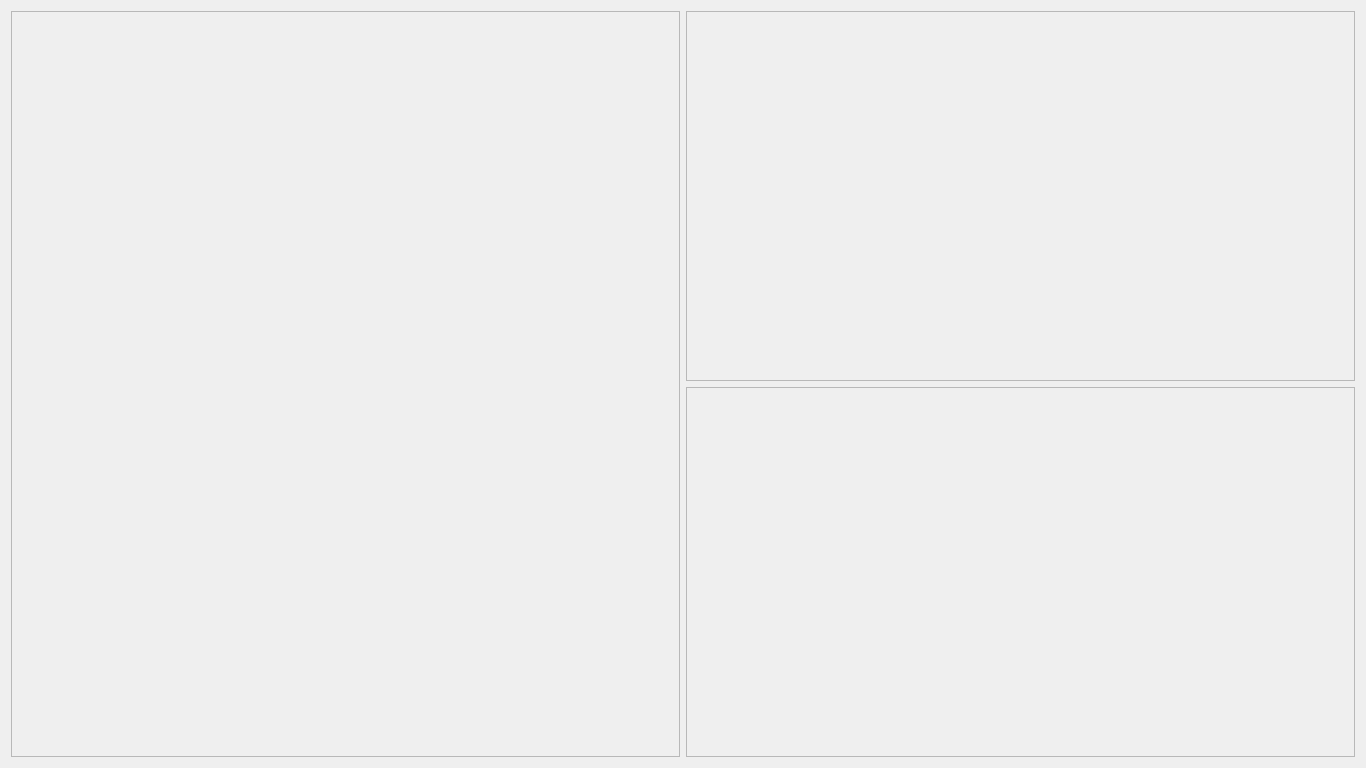
Before: the Qt Designer form frontend.ui in Valkaryne/QwtModel, drawn with Qt 5.
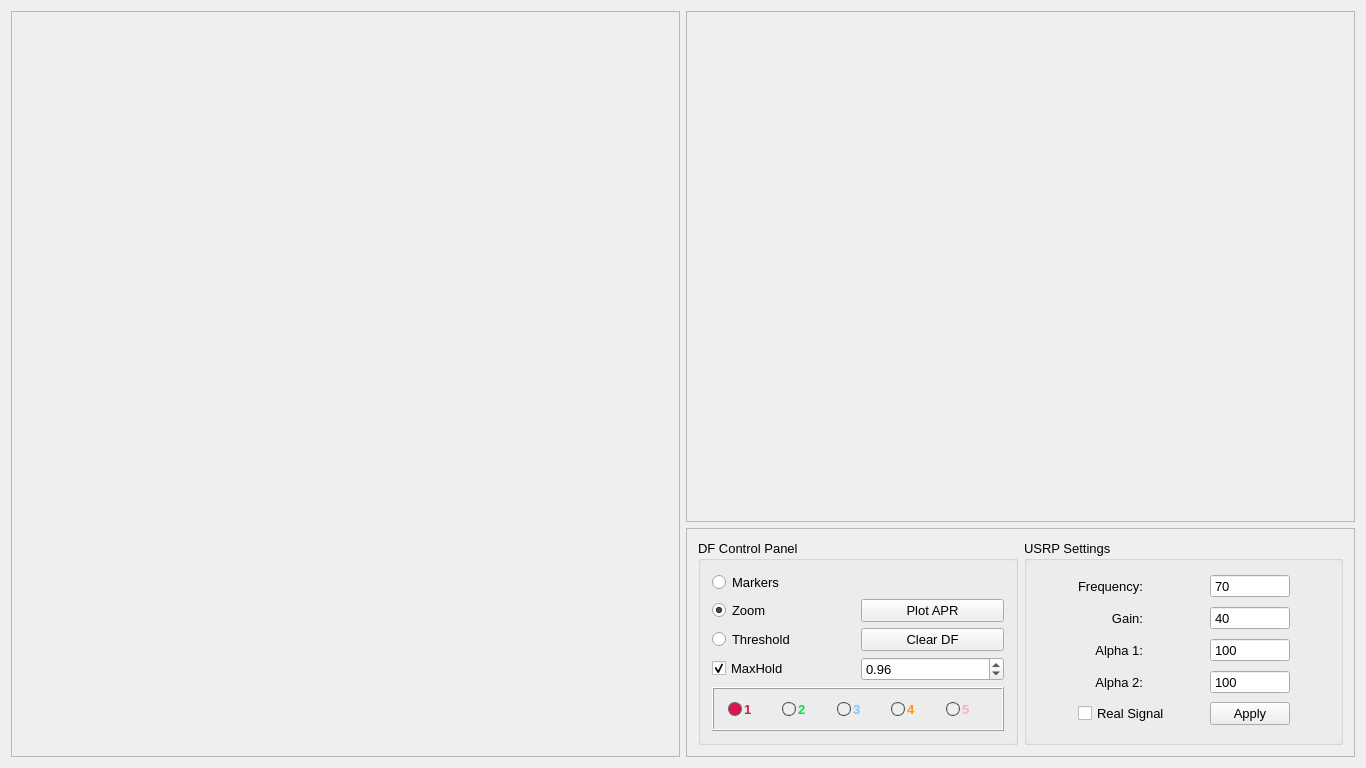
After: the same form once the commit is applied.

Commit message: Update Front-End base

Diff of the .ui file:
```diff
--- a/frontend.ui
+++ b/frontend.ui
@@ -16,10 +16,26 @@
     <verstretch>0</verstretch>
    </sizepolicy>
   </property>
+  <property name="font">
+   <font>
+    <pointsize>10</pointsize>
+   </font>
+  </property>
   <property name="windowTitle">
    <string>FrontEnd</string>
   </property>
   <widget class="QWidget" name="centralWidget">
+   <property name="sizePolicy">
+    <sizepolicy hsizetype="Preferred" vsizetype="Preferred">
+     <horstretch>0</horstretch>
+     <verstretch>0</verstretch>
+    </sizepolicy>
+   </property>
+   <property name="font">
+    <font>
+     <pointsize>10</pointsize>
+    </font>
+   </property>
    <layout class="QHBoxLayout" name="horizontalLayout">
     <item>
      <widget class="QFrame" name="plotFrame">
@@ -34,7 +50,21 @@
       </property>
       <layout class="QVBoxLayout" name="verticalLayout_2">
        <item>
-        <layout class="QVBoxLayout" name="spectrumLayout"/>
+        <layout class="QVBoxLayout" name="spectrumLayout">
+         <item>
+          <spacer name="horizontalSpacer">
+           <property name="orientation">
+            <enum>Qt::Horizontal</enum>
+           </property>
+           <property name="sizeHint" stdset="0">
+            <size>
+             <width>40</width>
+             <height>20</height>
+            </size>
+           </property>
+          </spacer>
+         </item>
+        </layout>
        </item>
       </layout>
      </widget>
@@ -54,7 +84,34 @@
         </property>
         <layout class="QVBoxLayout" name="verticalLayout_3">
          <item>
-          <layout class="QVBoxLayout" name="polarLayout"/>
+          <layout class="QVBoxLayout" name="polarLayout">
+           <item>
+            <spacer name="horizontalSpacer_2">
+             <property name="orientation">
+              <enum>Qt::Horizontal</enum>
+             </property>
+             <property name="sizeHint" stdset="0">
+              <size>
+               <width>40</width>
+               <height>20</height>
+              </size>
+             </property>
+            </spacer>
+           </item>
+           <item>
+            <spacer name="verticalSpacer">
+             <property name="orientation">
+              <enum>Qt::Vertical</enum>
+             </property>
+             <property name="sizeHint" stdset="0">
+              <size>
+               <width>20</width>
+               <height>40</height>
+              </size>
+             </property>
+            </spacer>
+           </item>
+          </layout>
          </item>
         </layout>
        </widget>
@@ -70,6 +127,500 @@
         <property name="lineWidth">
          <number>2</number>
         </property>
+        <layout class="QGridLayout" name="gridLayout">
+         <item row="0" column="0">
+          <widget class="QGroupBox" name="dfControlBox">
+           <property name="autoFillBackground">
+            <bool>false</bool>
+           </property>
+           <property name="title">
+            <string>DF Control Panel</string>
+           </property>
+           <property name="flat">
+            <bool>false</bool>
+           </property>
+           <layout class="QGridLayout" name="gridLayout_3">
+            <item row="2" column="0">
+             <widget class="QRadioButton" name="rbThreshold">
+              <property name="text">
+               <string>Threshold</string>
+              </property>
+              <property name="checked">
+               <bool>false</bool>
+              </property>
+              <attribute name="buttonGroup">
+               <string notr="true">buttonGroupMode</string>
+              </attribute>
+             </widget>
+            </item>
+            <item row="0" column="0">
+             <widget class="QRadioButton" name="rbMarkers">
+              <property name="text">
+               <string>Markers</string>
+              </property>
+              <attribute name="buttonGroup">
+               <string notr="true">buttonGroupMode</string>
+              </attribute>
+             </widget>
+            </item>
+            <item row="1" column="0">
+             <widget class="QRadioButton" name="rbZoom">
+              <property name="text">
+               <string>Zoom</string>
+              </property>
+              <property name="checked">
+               <bool>true</bool>
+              </property>
+              <attribute name="buttonGroup">
+               <string notr="true">buttonGroupMode</string>
+              </attribute>
+             </widget>
+            </item>
+            <item row="3" column="0">
+             <widget class="QCheckBox" name="checkBox">
+              <property name="text">
+               <string>MaxHold</string>
+              </property>
+              <property name="checked">
+               <bool>true</bool>
+              </property>
+             </widget>
+            </item>
+            <item row="3" column="1">
+             <widget class="QDoubleSpinBox" name="exponentSpinBox">
+              <property name="minimum">
+               <double>0.900000000000000</double>
+              </property>
+              <property name="maximum">
+               <double>1.000000000000000</double>
+              </property>
+              <property name="singleStep">
+               <double>0.010000000000000</double>
+              </property>
+              <property name="value">
+               <double>0.960000000000000</double>
+              </property>
+             </widget>
+            </item>
+            <item row="4" column="0" colspan="2">
+             <widget class="QFrame" name="markerFrame">
+              <property name="frameShape">
+               <enum>QFrame::Box</enum>
+              </property>
+              <property name="frameShadow">
+               <enum>QFrame::Raised</enum>
+              </property>
+              <layout class="QHBoxLayout" name="horizontalLayout_2">
+               <item>
+                <widget class="QRadioButton" name="mark1">
+                 <property name="font">
+                  <font>
+                   <weight>75</weight>
+                   <bold>true</bold>
+                  </font>
+                 </property>
+                 <property name="styleSheet">
+                  <string notr="true">QRadioButton {
+        color: #dc144b;
+        padding: 1px 7px 1px 3px;
+        spacing: 2px;
+}
+
+QRadioButton::indicator::unchecked {
+        background-color: #EEEEEE;
+        border: 1px solid #424242;
+        border-radius: 7px;
+}
+
+QRadioButton::indicator::checked {
+        background-color: #dc144b;
+	   border: 1px solid #536D79;
+        border-radius: 7px;
+}</string>
+                 </property>
+                 <property name="text">
+                  <string>1</string>
+                 </property>
+                 <property name="checked">
+                  <bool>true</bool>
+                 </property>
+                 <attribute name="buttonGroup">
+                  <string notr="true">buttonGroupMarkers</string>
+                 </attribute>
+                </widget>
+               </item>
+               <item>
+                <widget class="QRadioButton" name="mark2">
+                 <property name="font">
+                  <font>
+                   <weight>75</weight>
+                   <bold>true</bold>
+                  </font>
+                 </property>
+                 <property name="styleSheet">
+                  <string notr="true">QRadioButton {
+        color: #0bda51;
+        padding: 1px 7px 1px 3px;
+        spacing: 2px;
+}
+
+QRadioButton::indicator::unchecked {
+        background-color: #EEEEEE;
+        border: 1px solid #424242;
+        border-radius: 7px;
+}
+
+QRadioButton::indicator::checked {
+        background-color: #0bda51;
+	    border: 1px solid #536D79;
+        border-radius: 7px;
+}</string>
+                 </property>
+                 <property name="text">
+                  <string>2</string>
+                 </property>
+                 <property name="checked">
+                  <bool>false</bool>
+                 </property>
+                 <attribute name="buttonGroup">
+                  <string notr="true">buttonGroupMarkers</string>
+                 </attribute>
+                </widget>
+               </item>
+               <item>
+                <widget class="QRadioButton" name="mark3">
+                 <property name="font">
+                  <font>
+                   <weight>75</weight>
+                   <bold>true</bold>
+                  </font>
+                 </property>
+                 <property name="styleSheet">
+                  <string notr="true">QRadioButton {
+        color: #7fc7ff;
+        padding: 1px 7px 1px 3px;
+        spacing: 2px;
+}
+
+QRadioButton::indicator::unchecked {
+        background-color: #EEEEEE;
+        border: 1px solid #424242;
+        border-radius: 7px;
+}
+
+QRadioButton::indicator::checked {
+        background-color: #7fc7ff;
+	    border: 1px solid #536D79;
+        border-radius: 7px;
+}</string>
+                 </property>
+                 <property name="text">
+                  <string>3</string>
+                 </property>
+                 <property name="checked">
+                  <bool>false</bool>
+                 </property>
+                 <attribute name="buttonGroup">
+                  <string notr="true">buttonGroupMarkers</string>
+                 </attribute>
+                </widget>
+               </item>
+               <item>
+                <widget class="QRadioButton" name="mark4">
+                 <property name="font">
+                  <font>
+                   <weight>75</weight>
+                   <bold>true</bold>
+                  </font>
+                 </property>
+                 <property name="styleSheet">
+                  <string notr="true">QRadioButton {
+        color: #ff9900;
+        padding: 1px 7px 1px 3px;
+        spacing: 2px;
+}
+
+QRadioButton::indicator::unchecked {
+        background-color: #EEEEEE;
+        border: 1px solid #424242;
+        border-radius: 7px;
+}
+
+QRadioButton::indicator::checked {
+        background-color: #ff9900;
+	    border: 1px solid #536D79;
+        border-radius: 7px;
+}</string>
+                 </property>
+                 <property name="text">
+                  <string>4</string>
+                 </property>
+                 <property name="checked">
+                  <bool>false</bool>
+                 </property>
+                 <attribute name="buttonGroup">
+                  <string notr="true">buttonGroupMarkers</string>
+                 </attribute>
+                </widget>
+               </item>
+               <item>
+                <widget class="QRadioButton" name="mark5">
+                 <property name="font">
+                  <font>
+                   <weight>75</weight>
+                   <bold>true</bold>
+                  </font>
+                 </property>
+                 <property name="styleSheet">
+                  <string notr="true">QRadioButton {
+        color: #ffaacc;
+        padding: 1px 7px 1px 3px;
+        spacing: 2px;
+}
+
+QRadioButton::indicator::unchecked {
+        background-color: #EEEEEE;
+        border: 1px solid #424242;
+        border-radius: 7px;
+}
+
+QRadioButton::indicator::checked {
+        background-color: #ffaacc;
+	    border: 1px solid #536D79;
+        border-radius: 7px;
+}</string>
+                 </property>
+                 <property name="text">
+                  <string>5</string>
+                 </property>
+                 <property name="checked">
+                  <bool>false</bool>
+                 </property>
+                 <attribute name="buttonGroup">
+                  <string notr="true">buttonGroupMarkers</string>
+                 </attribute>
+                </widget>
+               </item>
+              </layout>
+             </widget>
+            </item>
+            <item row="1" column="1">
+             <widget class="QPushButton" name="plotRspBtn">
+              <property name="text">
+               <string>Plot APR</string>
+              </property>
+             </widget>
+            </item>
+            <item row="2" column="1">
+             <widget class="QPushButton" name="clearDiagramBtn">
+              <property name="text">
+               <string>Clear DF</string>
+              </property>
+             </widget>
+            </item>
+           </layout>
+          </widget>
+         </item>
+         <item row="0" column="1">
+          <widget class="QGroupBox" name="usrpBox">
+           <property name="title">
+            <string>USRP Settings</string>
+           </property>
+           <property name="flat">
+            <bool>false</bool>
+           </property>
+           <property name="checkable">
+            <bool>false</bool>
+           </property>
+           <layout class="QGridLayout" name="gridLayout_2">
+            <property name="rightMargin">
+             <number>9</number>
+            </property>
+            <property name="horizontalSpacing">
+             <number>0</number>
+            </property>
+            <item row="0" column="0">
+             <widget class="QLabel" name="label">
+              <property name="maximumSize">
+               <size>
+                <width>65</width>
+                <height>16777215</height>
+               </size>
+              </property>
+              <property name="text">
+               <string>Frequency:</string>
+              </property>
+              <property name="alignment">
+               <set>Qt::AlignRight|Qt::AlignTrailing|Qt::AlignVCenter</set>
+              </property>
+             </widget>
+            </item>
+            <item row="0" column="1">
+             <widget class="QDoubleSpinBox" name="doubleSpinBox">
+              <property name="maximumSize">
+               <size>
+                <width>80</width>
+                <height>16777215</height>
+               </size>
+              </property>
+              <property name="buttonSymbols">
+               <enum>QAbstractSpinBox::NoButtons</enum>
+              </property>
+              <property name="decimals">
+               <number>0</number>
+              </property>
+              <property name="minimum">
+               <double>70.000000000000000</double>
+              </property>
+              <property name="maximum">
+               <double>6000.000000000000000</double>
+              </property>
+             </widget>
+            </item>
+            <item row="1" column="0">
+             <widget class="QLabel" name="label_2">
+              <property name="maximumSize">
+               <size>
+                <width>65</width>
+                <height>16777215</height>
+               </size>
+              </property>
+              <property name="layoutDirection">
+               <enum>Qt::LeftToRight</enum>
+              </property>
+              <property name="text">
+               <string>Gain:</string>
+              </property>
+              <property name="alignment">
+               <set>Qt::AlignRight|Qt::AlignTrailing|Qt::AlignVCenter</set>
+              </property>
+             </widget>
+            </item>
+            <item row="3" column="0">
+             <widget class="QLabel" name="label_4">
+              <property name="maximumSize">
+               <size>
+                <width>65</width>
+                <height>16777215</height>
+               </size>
+              </property>
+              <property name="text">
+               <string>Alpha 2:</string>
+              </property>
+              <property name="alignment">
+               <set>Qt::AlignRight|Qt::AlignTrailing|Qt::AlignVCenter</set>
+              </property>
+             </widget>
+            </item>
+            <item row="1" column="1">
+             <widget class="QDoubleSpinBox" name="doubleSpinBox_2">
+              <property name="maximumSize">
+               <size>
+                <width>16777215</width>
+                <height>16777215</height>
+               </size>
+              </property>
+              <property name="buttonSymbols">
+               <enum>QAbstractSpinBox::NoButtons</enum>
+              </property>
+              <property name="decimals">
+               <number>0</number>
+              </property>
+              <property name="minimum">
+               <double>1.000000000000000</double>
+              </property>
+              <property name="maximum">
+               <double>60.000000000000000</double>
+              </property>
+              <property name="value">
+               <double>40.000000000000000</double>
+              </property>
+             </widget>
+            </item>
+            <item row="2" column="0">
+             <widget class="QLabel" name="label_3">
+              <property name="maximumSize">
+               <size>
+                <width>65</width>
+                <height>16777215</height>
+               </size>
+              </property>
+              <property name="frameShape">
+               <enum>QFrame::NoFrame</enum>
+              </property>
+              <property name="text">
+               <string>Alpha 1:</string>
+              </property>
+              <property name="alignment">
+               <set>Qt::AlignRight|Qt::AlignTrailing|Qt::AlignVCenter</set>
+              </property>
+             </widget>
+            </item>
+            <item row="2" column="1">
+             <widget class="QDoubleSpinBox" name="doubleSpinBox_3">
+              <property name="maximumSize">
+               <size>
+                <width>16777215</width>
+                <height>16777215</height>
+               </size>
+              </property>
+              <property name="buttonSymbols">
+               <enum>QAbstractSpinBox::NoButtons</enum>
+              </property>
+              <property name="decimals">
+               <number>0</number>
+              </property>
+              <property name="value">
+               <double>100.000000000000000</double>
+              </property>
+             </widget>
+            </item>
+            <item row="3" column="1">
+             <widget class="QDoubleSpinBox" name="doubleSpinBox_4">
+              <property name="maximumSize">
+               <size>
+                <width>16777215</width>
+                <height>16777215</height>
+               </size>
+              </property>
+              <property name="buttonSymbols">
+               <enum>QAbstractSpinBox::NoButtons</enum>
+              </property>
+              <property name="decimals">
+               <number>0</number>
+              </property>
+              <property name="value">
+               <double>100.000000000000000</double>
+              </property>
+             </widget>
+            </item>
+            <item row="4" column="1">
+             <widget class="QPushButton" name="applyBtn">
+              <property name="text">
+               <string>Apply</string>
+              </property>
+             </widget>
+            </item>
+            <item row="4" column="0">
+             <widget class="QCheckBox" name="isReal">
+              <property name="sizePolicy">
+               <sizepolicy hsizetype="Minimum" vsizetype="Fixed">
+                <horstretch>0</horstretch>
+                <verstretch>0</verstretch>
+               </sizepolicy>
+              </property>
+              <property name="text">
+               <string>Real Signal</string>
+              </property>
+              <property name="tristate">
+               <bool>false</bool>
+              </property>
+             </widget>
+            </item>
+           </layout>
+          </widget>
+         </item>
+        </layout>
        </widget>
       </item>
      </layout>
```
Left out of the diff: 4 changed lines with no effect on the pictures. The commit also changes 1 other file.
